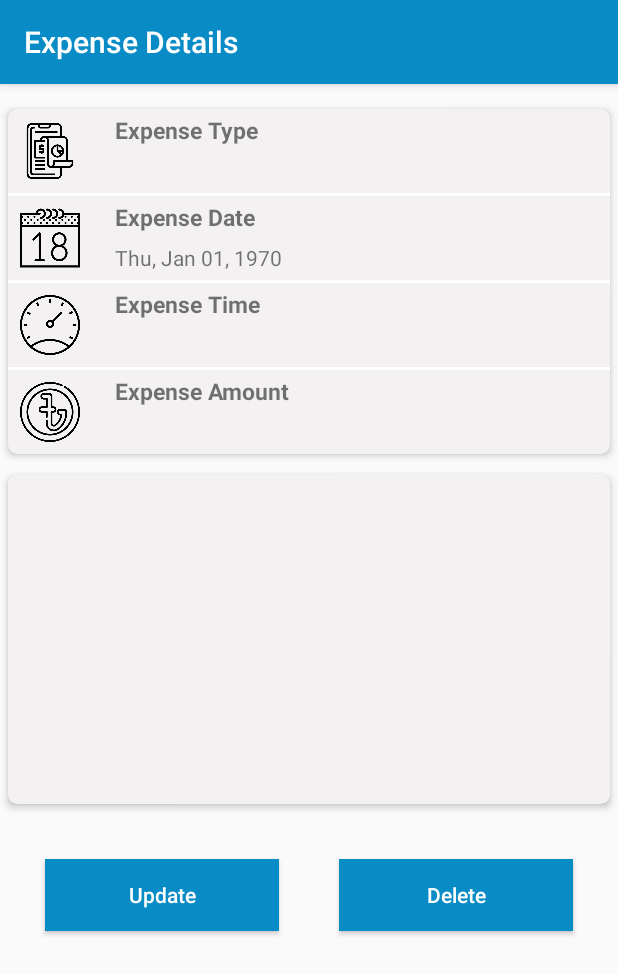
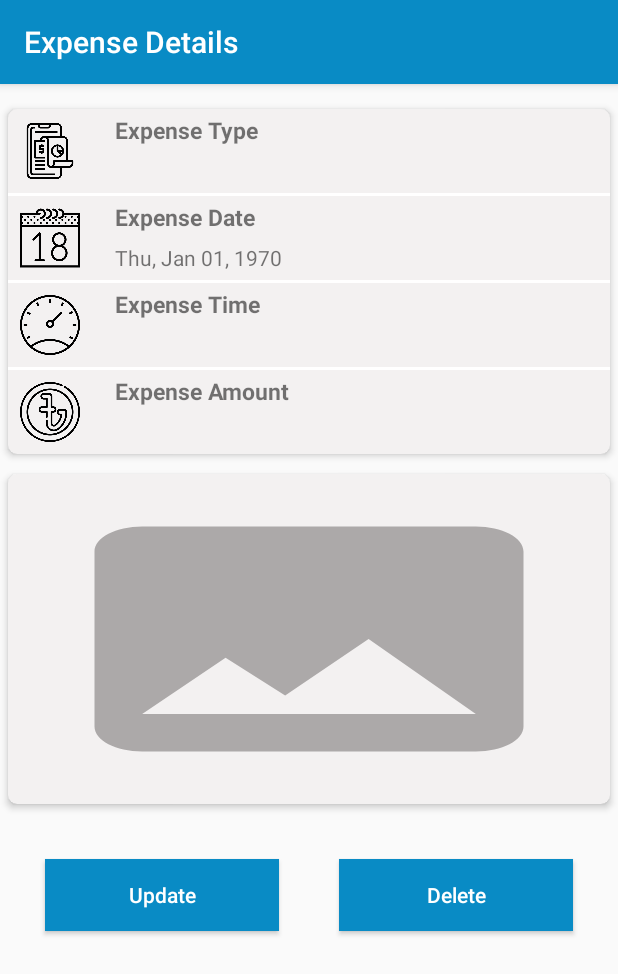
Before and after one commit to AshrafulMarufAnik/DailyExpenseProject, an Android app: the DetailsActivity screen opened directly, with no data from a screen before it, on a phone screen of 412 x 824 dp. Shown: the top 974 px of the screen. Run offline under Robolectric (Android 15) with nearby library versions, the phone set to English and light mode, and no system bars; 1 statement that could not run was skipped.

Commit message:
image type and image intent bug fixed

```diff
--- a/app/src/main/java/com/example/dailyexpenseproject/DetailsActivity.java
+++ b/app/src/main/java/com/example/dailyexpenseproject/DetailsActivity.java
@@ -10,6 +10,7 @@ import android.database.Cursor;
 import android.graphics.Bitmap;
 import android.graphics.BitmapFactory;
 import android.graphics.drawable.ColorDrawable;
+import android.net.Uri;
 import android.os.Bundle;
 import android.util.Base64;
 import android.view.View;
@@ -36,6 +37,7 @@ public class DetailsActivity extends AppCompatActivity {
     private String amount;
     private String receipt;
     private long date;
+    private int receiptType;
 
     @Override
     protected void onCreate(Bundle savedInstanceState) {
@@ -76,16 +78,35 @@ public class DetailsActivity extends AppCompatActivity {
         time = getIntent().getStringExtra("time");
         amount = getIntent().getStringExtra("amount");
         receipt = getIntent().getStringExtra("receipt");
+        receiptType = getIntent().getIntExtra("receiptType",0);
 
         SimpleDateFormat formatter = new SimpleDateFormat("EEE, MMM dd, yyyy");
         String dateString = formatter.format(new Date(date));
-        Bitmap bmpImage = decodeBase64(receipt);
 
-        imageIV.setImageBitmap(bmpImage);
-        typeTV.setText(type);
-        dateTV.setText(dateString);
-        timeTV.setText(time);
-        amountTV.setText(amount);
+        if(receiptType==1){
+            Bitmap bmpImage = decodeBase64(receipt);
+            imageIV.setImageBitmap(bmpImage);
+            typeTV.setText(type);
+            dateTV.setText(dateString);
+            timeTV.setText(time);
+            amountTV.setText(amount);
+        }
+        else if(receiptType==2){
+            Uri uriImage = Uri.parse(receipt);
+            imageIV.setImageURI(uriImage);
+            typeTV.setText(type);
+            dateTV.setText(dateString);
+            timeTV.setText(time);
+            amountTV.setText(amount);
+        }
+        else{
+            typeTV.setText(type);
+            dateTV.setText(dateString);
+            timeTV.setText(time);
+            amountTV.setText(amount);
+
+        }
+
     }
 
     private void init() {
@@ -107,6 +128,7 @@ public class DetailsActivity extends AppCompatActivity {
         intent.putExtra("time",time);
         intent.putExtra("amount",String.valueOf(amount));
         intent.putExtra("receipt",receipt);
+        intent.putExtra("receiptType",receiptType);
         startActivity(intent);
     }
 
@@ -147,8 +169,9 @@ public class DetailsActivity extends AppCompatActivity {
             String time = currentCursor.getString(currentCursor.getColumnIndex(databaseHelper.COL_time));
             double amount = currentCursor.getDouble(currentCursor.getColumnIndex(databaseHelper.COL_amount));
             String receipt = currentCursor.getString(currentCursor.getColumnIndex(databaseHelper.COL_receipt));
+            int receiptType = currentCursor.getInt(currentCursor.getColumnIndex(databaseHelper.COL_receipt_type));
 
-            Expense expenses = new Expense(id,type,date,time,amount,receipt);
+            Expense expenses = new Expense(id,type,time,date,amount,receipt,receiptType);
             expenseList.add(expenses);
             dataAdapter.notifyDataSetChanged();
         }
--- a/app/src/main/java/com/example/dailyexpenseproject/ExpenseShowFragment.java
+++ b/app/src/main/java/com/example/dailyexpenseproject/ExpenseShowFragment.java
@@ -182,8 +182,9 @@ public class ExpenseShowFragment extends Fragment {
            String time = currentCursor.getString(currentCursor.getColumnIndex(databaseHelper.COL_time));
            double amount = currentCursor.getDouble(currentCursor.getColumnIndex(databaseHelper.COL_amount));
            String receipt = currentCursor.getString(currentCursor.getColumnIndex(databaseHelper.COL_receipt));
+           int receiptType = currentCursor.getInt(currentCursor.getColumnIndex(databaseHelper.COL_receipt_type));
 
-           Expense expenses = new Expense(id,type,date,time,amount,receipt);
+           Expense expenses = new Expense(id,type,time,date,amount,receipt,receiptType);
            expenseList.add(expenses);
            dataAdapter.notifyDataSetChanged();
         }
@@ -200,8 +201,9 @@ public class ExpenseShowFragment extends Fragment {
             String time = cursor.getString(cursor.getColumnIndex(databaseHelper.COL_time));
             double amount = cursor.getDouble(cursor.getColumnIndex(databaseHelper.COL_amount));
             String receipt = cursor.getString(cursor.getColumnIndex(databaseHelper.COL_receipt));
+            int receiptType = cursor.getInt(cursor.getColumnIndex(databaseHelper.COL_receipt_type));
 
-            Expense expenses = new Expense(id,expenseType,date,time,amount,receipt);
+            Expense expenses = new Expense(id,type,time,date,amount,receipt,receiptType);
             expenseList.add(expenses);
             dataAdapter.notifyDataSetChanged();
         }
--- a/app/src/main/java/com/example/dailyexpenseproject/MainActivity.java
+++ b/app/src/main/java/com/example/dailyexpenseproject/MainActivity.java
@@ -35,8 +35,7 @@ public class MainActivity extends AppCompatActivity {
         bottomNavigationView.setOnNavigationItemSelectedListener(mOnNavigationItemSelectedListener);
     }
 
-    private BottomNavigationView.OnNavigationItemSelectedListener mOnNavigationItemSelectedListener
-            = new BottomNavigationView.OnNavigationItemSelectedListener() {
+    private BottomNavigationView.OnNavigationItemSelectedListener mOnNavigationItemSelectedListener = new BottomNavigationView.OnNavigationItemSelectedListener() {
 
         @Override
         public boolean onNavigationItemSelected(@NonNull MenuItem item) {
--- a/app/src/main/res/layout/activity_add_expense.xml
+++ b/app/src/main/res/layout/activity_add_expense.xml
@@ -115,7 +115,7 @@
                             <TextView
                                 android:layout_width="match_parent"
                                 android:layout_height="wrap_content"
-                                android:text="11/05/19"
+                                android:text="dd/MM/YY"
                                 android:id="@+id/datePickerTV"
                                 android:textAlignment="center"
                                 android:textStyle="normal"/>
@@ -155,7 +155,7 @@
                             <TextView
                                 android:layout_width="match_parent"
                                 android:layout_height="wrap_content"
-                                android:text="11:30 a.m"
+                                android:text="hh:mm a.a"
                                 android:id="@+id/timePickerTV"
                                 android:textAlignment="center"
                                 android:textStyle="normal"/>
--- a/app/src/main/res/layout/activity_details.xml
+++ b/app/src/main/res/layout/activity_details.xml
@@ -101,7 +101,7 @@
                         android:layout_height="match_parent"
                         android:gravity="center_vertical"
                         android:id="@+id/dateTV"
-                        android:text="Expense Date"
+                        android:text="dd/MM/yy"
                         android:padding="3dp"/>
 
                 </LinearLayout>
@@ -147,7 +147,7 @@
                         android:layout_height="match_parent"
                         android:gravity="center_vertical"
                         android:id="@+id/timeTV"
-                        android:text="Expense Time"
+                        android:text="hh:mm a"
                         android:padding="3dp"/>
 
                 </LinearLayout>
@@ -193,7 +193,7 @@
                         android:layout_height="match_parent"
                         android:gravity="center_vertical"
                         android:id="@+id/amountTV"
-                        android:text="Expense Amount"
+                        android:text="Tk."
                         android:padding="3dp"/>
 
                 </LinearLayout>
--- a/app/src/main/res/layout/fragment_dashboard.xml
+++ b/app/src/main/res/layout/fragment_dashboard.xml
@@ -116,7 +116,7 @@
                                 android:layout_width="match_parent"
                                 android:layout_height="wrap_content"
                                 android:id="@+id/fromDateSetTV"
-                                android:text="11/05/19"
+                                android:text="dd/MM/yy"
                                 android:textAlignment="center"
                                 android:textStyle="normal"/>
 
@@ -156,7 +156,7 @@
                                 android:layout_width="match_parent"
                                 android:layout_height="wrap_content"
                                 android:id="@+id/toDateSetTV"
-                                android:text="11/05/19"
+                                android:text="dd/MM/yy"
                                 android:textAlignment="center"
                                 android:textStyle="normal"/>
 
--- a/app/src/main/res/layout/fragment_expense_show.xml
+++ b/app/src/main/res/layout/fragment_expense_show.xml
@@ -116,7 +116,7 @@
                             <TextView
                                 android:layout_width="match_parent"
                                 android:layout_height="wrap_content"
-                                android:text="11/05/19"
+                                android:text="dd/MM/yy"
                                 android:id="@+id/fromDateSetTV"
                                 android:textAlignment="center"
                                 android:textStyle="normal"/>
@@ -156,7 +156,7 @@
                             <TextView
                                 android:layout_width="match_parent"
                                 android:layout_height="wrap_content"
-                                android:text="11/05/19"
+                                android:text="dd/MM/yy"
                                 android:id="@+id/toDateSetTV"
                                 android:textAlignment="center"
                                 android:textStyle="normal"/>
```
Also changed, not shown: app/src/main/java/com/example/dailyexpenseproject/AddExpenseActivity.java (+37 -17 lines), app/src/main/java/com/example/dailyexpenseproject/DataAdapter.java (+26 -13 lines), app/src/main/java/com/example/dailyexpenseproject/DatabaseHelper.java (+6 -3 lines), app/src/main/java/com/example/dailyexpenseproject/Expense.java (+9 -3 lines).
